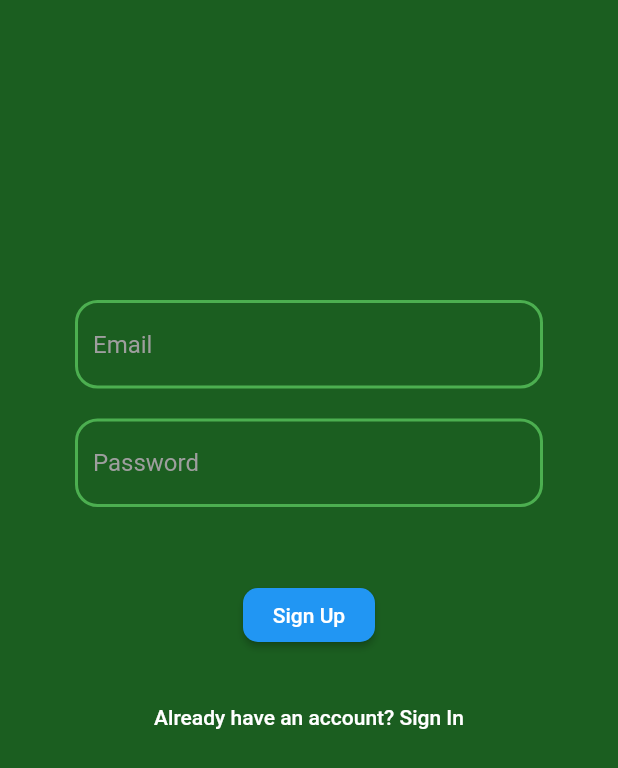
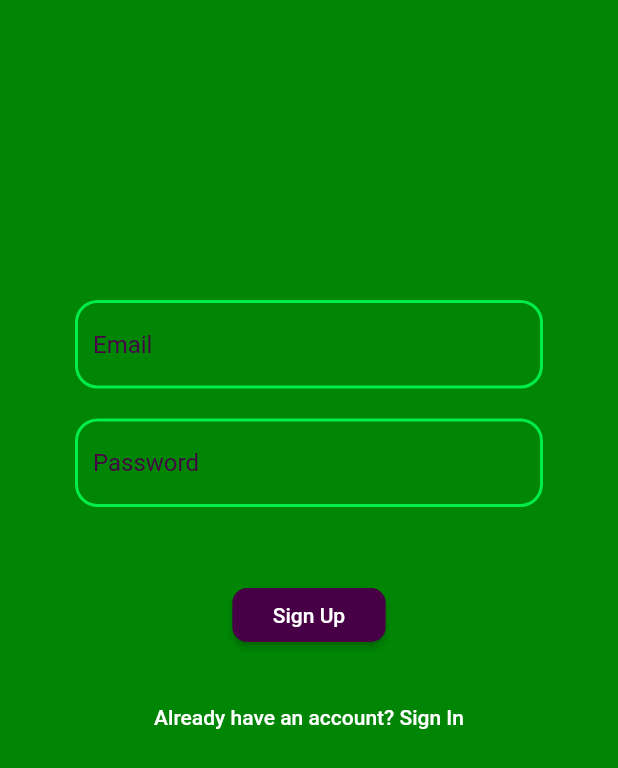
Before and after one commit to InvincibleJuggernaut/VirQ, a Flutter app: the screen it shows after launch, after a tap on "Sign In", after a tap on "New here? Sign Up", on a phone screen of 412 x 824 dp. Shown: the top 768 px of the screen. Run offline on Flutter 3.47's test engine with Material 2 defaults, Android fonts, the phone set to English and light mode, and no system bars; our stand-ins replace cloud_firestore, firebase_auth, flutter_local_notifications, flutter_spinkit, fluttertoast; missing offline and left inert: barcode_scan, ticket_pass_package; accounts and stored records are empty.

Commit message:
UI overhaul

```diff
--- a/lib/main.dart
+++ b/lib/main.dart
@@ -17,6 +17,7 @@ class MyApp extends StatelessWidget {
       value: AuthService().user,
           child: MaterialApp(
             debugShowCheckedModeBanner: false,
+            theme: new ThemeData(canvasColor: Color(0xFF008604)),
         home: Wrapper(),
       ),
     );
--- a/lib/screens/authenticate/register.dart
+++ b/lib/screens/authenticate/register.dart
@@ -28,7 +28,7 @@ class _RegisterState extends State<Register> {
   Widget build(BuildContext context) {
     return loading ? Loading() : Scaffold(
       resizeToAvoidBottomInset: false,
-      backgroundColor: Colors.green[900],
+      backgroundColor: Color(0xFF008604),
 
       body: Container(
         margin: EdgeInsets.only(left:50, right:50, top:200, bottom: 40),
@@ -37,7 +37,7 @@ class _RegisterState extends State<Register> {
           child: Column(
             children: <Widget>[
               TextFormField(
-                decoration: textInputDecoration.copyWith(hintText: 'Email', hintStyle: TextStyle(color: Colors.grey)),
+                decoration: textInputDecoration.copyWith(hintText: 'Email', hintStyle: TextStyle(color: Color(0xFF470045))),
                 style: TextStyle(color: Colors.white),
                 validator: (val) => val.isEmpty ? 'Enter an email' : null,
                 onChanged: (val) {
@@ -47,7 +47,7 @@ class _RegisterState extends State<Register> {
               ),
               SizedBox(height: 20.0),
               TextFormField(
-                decoration: textInputDecoration.copyWith(hintText: 'Password', hintStyle: TextStyle(color: Colors.grey)),
+                decoration: textInputDecoration.copyWith(hintText: 'Password', hintStyle: TextStyle(color: Color(0xFF470045))),
                 style: TextStyle(color: Colors.white),
                 obscureText: true,
                 validator: (val) => val.length < 6 ? 'Enter a password with atleast 6 characters' : null,
@@ -62,9 +62,10 @@ class _RegisterState extends State<Register> {
                 style: TextStyle(color: Colors.red, fontSize: 14.0),
               ),
 
-              SizedBox(height: 20.0),
+              SizedBox(height: 20.0, width: 30.0),
               RaisedButton(
-                color: Colors.blue,
+                padding: EdgeInsets.fromLTRB(27, 10, 27, 10),
+                color: Color(0xFF470045),
                 shape: RoundedRectangleBorder(borderRadius: BorderRadius.circular(10)),
                 child: Text(
                   'Sign Up',
@@ -90,7 +91,7 @@ class _RegisterState extends State<Register> {
                 hoverElevation: 0,
                 focusElevation: 0,
                 highlightElevation: 0,
-                color: Colors.green[900],
+                color: Color(0xFF008604),
                 child: Text(
                   'Already have an account? Sign In',
                   style: TextStyle(color: Colors.white),
--- a/lib/screens/authenticate/sign_in.dart
+++ b/lib/screens/authenticate/sign_in.dart
@@ -26,7 +26,7 @@ class _SignInState extends State<SignIn> {
   Widget build(BuildContext context) {
     return loading ? Loading() : Scaffold(
       resizeToAvoidBottomInset: false,
-      backgroundColor: Colors.green[900],
+      backgroundColor: Color(0xFF008604),
 
       body: Container(
         margin: EdgeInsets.only(left:50, right:50, top:200, bottom: 40),
@@ -35,7 +35,7 @@ class _SignInState extends State<SignIn> {
           child: Column(
             children: <Widget>[
               TextFormField(
-                decoration: textInputDecoration.copyWith(hintText: 'Email', hintStyle: TextStyle(color: Colors.grey)),
+                decoration: textInputDecoration.copyWith(hintText: 'Email', hintStyle: TextStyle(color: Color(0xFF470045))),
                 style: TextStyle(color: Colors.white),
                 validator: (val) => val.isEmpty ? 'Enter an email' : null,
                 onChanged: (val) {
@@ -45,7 +45,7 @@ class _SignInState extends State<SignIn> {
               ),
               SizedBox(height: 20.0),
               TextFormField(
-                decoration: textInputDecoration.copyWith(hintText: 'Password', hintStyle: TextStyle(color: Colors.grey)),
+                decoration: textInputDecoration.copyWith(hintText: 'Password', hintStyle: TextStyle(color: Color(0xFF470045))),
                 style: TextStyle(color: Colors.white),
                 validator: (val) => val.length < 6 ? 'Enter a password with atleast 6 characters' : null,
                 obscureText: true,
@@ -60,9 +60,10 @@ class _SignInState extends State<SignIn> {
                 style: TextStyle(color: Colors.red, fontSize: 14.0),
               ),
 
-              SizedBox(height: 20.0),
+              SizedBox(height: 20.0, width: 30.0),
               RaisedButton(
-                color: Colors.blue,
+                padding: EdgeInsets.fromLTRB(30, 10, 30, 10),
+                color: Color(0xFF470045),
                 shape: RoundedRectangleBorder(borderRadius: BorderRadius.circular(10)),
                 child: Text(
                   'Sign In',
@@ -91,7 +92,7 @@ class _SignInState extends State<SignIn> {
                 hoverElevation: 0,
                 focusElevation: 0,
                 highlightElevation: 0,
-                color: Colors.green[900],
+                color: Color(0xFF008604),
                 child: Text(
                   'New here? Sign Up',
                   style: TextStyle(color: Colors.white),
--- a/lib/shared/constants.dart
+++ b/lib/shared/constants.dart
@@ -5,10 +5,10 @@ const textInputDecoration = InputDecoration(
   border: OutlineInputBorder(),
   focusedBorder: OutlineInputBorder(
     borderRadius: BorderRadius.all(Radius.circular(15)),
-    borderSide: BorderSide(color: Colors.blue, width: 2.0)
+    borderSide: BorderSide(color: Color(0xFF00EE45), width: 3.0)
     ),
     enabledBorder: OutlineInputBorder(
     borderRadius: BorderRadius.all(Radius.circular(15)),
-    borderSide: BorderSide(color: Colors.green, width: 2.0)
+    borderSide: BorderSide(color: Color(0xFF00EE45), width: 2.0)
   ),
 );
--- a/lib/shared/loading.dart
+++ b/lib/shared/loading.dart
@@ -5,10 +5,10 @@ class Loading extends StatelessWidget {
   @override
   Widget build(BuildContext context) {
     return Container(
-      color: Colors.green[500],
+      color: Color(0xFF008604),
       child: Center(
         child: SpinKitFadingCube(
-          color: Colors.orange,
+          color: Color(0xFF00EE45),
           size: 50.0,
         ),
       )
--- a/pubspec.yaml
+++ b/pubspec.yaml
@@ -39,7 +39,6 @@ dependencies:
   barcode_scan: ^1.0.0
   fluttertoast:
   photo_view:
-  android_alarm_manager:
 
 dev_dependencies:
   flutter_test:
```
Also changed, not shown: lib/screens/home/home.dart (+8 -7 lines), lib/screens/home/place_tile.dart (+12 -5 lines), lib/screens/home/queue_details_form.dart (+6 -4 lines), lib/screens/home/ticket_list.dart (+9 -43 lines), pubspec.lock, 2 other files.
